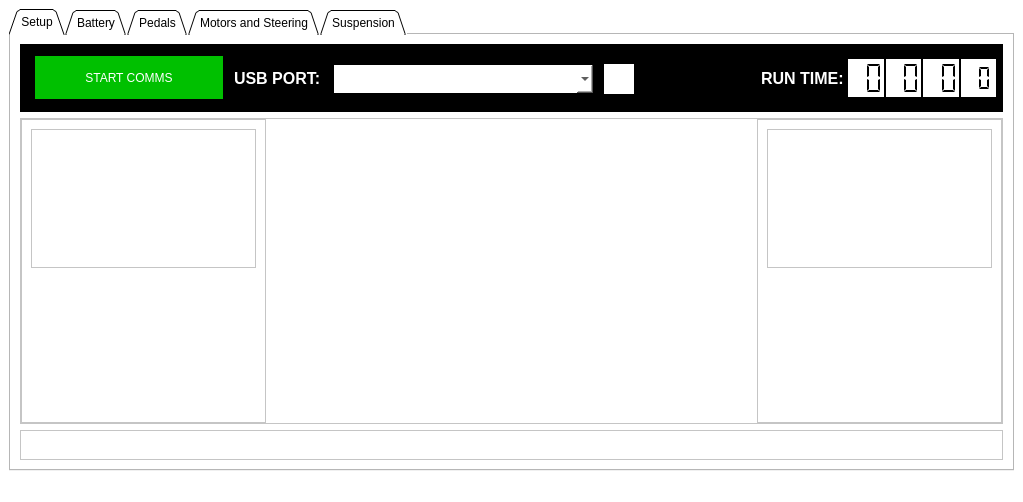
Above: mainwindow.ui from niallbeggan/TelemetrySystem before the change. Below: the same form after it.
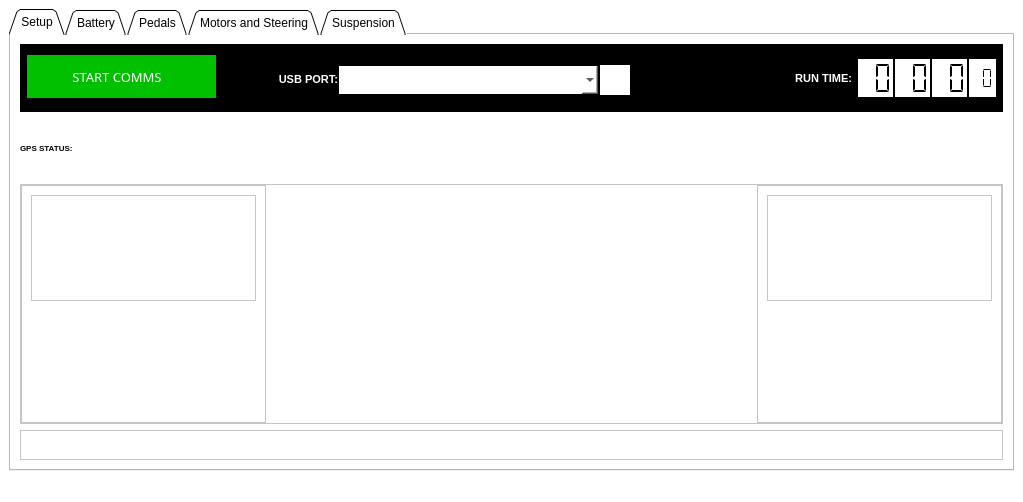
That is the form after the change. Custom widgets are drawn as their Qt base class.

Commit message: added gps status to GUI and a working full gps/radio/computerDisplay example arduino code

```diff
--- a/mainwindow.ui
+++ b/mainwindow.ui
@@ -120,20 +120,20 @@
            <item>
             <widget class="QFrame" name="frame_3">
              <property name="sizePolicy">
-              <sizepolicy hsizetype="Fixed" vsizetype="Fixed">
+              <sizepolicy hsizetype="Preferred" vsizetype="Preferred">
                <horstretch>0</horstretch>
                <verstretch>0</verstretch>
               </sizepolicy>
              </property>
              <property name="minimumSize">
               <size>
-               <width>631</width>
+               <width>600</width>
                <height>68</height>
               </size>
              </property>
              <property name="maximumSize">
               <size>
-               <width>631</width>
+               <width>16777215</width>
                <height>68</height>
               </size>
              </property>
@@ -147,6 +147,21 @@
               <enum>QFrame::Raised</enum>
              </property>
              <layout class="QHBoxLayout" name="horizontalLayout_3">
+              <property name="spacing">
+               <number>0</number>
+              </property>
+              <property name="leftMargin">
+               <number>5</number>
+              </property>
+              <property name="topMargin">
+               <number>2</number>
+              </property>
+              <property name="rightMargin">
+               <number>0</number>
+              </property>
+              <property name="bottomMargin">
+               <number>0</number>
+              </property>
               <item>
                <widget class="QFrame" name="frame">
                 <property name="sizePolicy">
@@ -212,30 +227,39 @@
                 <widget class="QPushButton" name="startComms">
                  <property name="geometry">
                   <rect>
-                   <x>0</x>
+                   <x>-10</x>
                    <y>0</y>
-                   <width>190</width>
+                   <width>200</width>
                    <height>45</height>
                   </rect>
                  </property>
                  <property name="sizePolicy">
-                  <sizepolicy hsizetype="Fixed" vsizetype="Fixed">
+                  <sizepolicy hsizetype="Preferred" vsizetype="Preferred">
                    <horstretch>0</horstretch>
                    <verstretch>0</verstretch>
                   </sizepolicy>
                  </property>
                  <property name="minimumSize">
                   <size>
-                   <width>190</width>
+                   <width>200</width>
                    <height>45</height>
                   </size>
                  </property>
                  <property name="maximumSize">
                   <size>
-                   <width>190</width>
+                   <width>200</width>
                    <height>45</height>
                   </size>
                  </property>
+                 <property name="font">
+                  <font>
+                   <family>Arial Black</family>
+                   <pointsize>10</pointsize>
+                   <weight>10</weight>
+                   <italic>false</italic>
+                   <bold>false</bold>
+                  </font>
+                 </property>
                  <property name="cursor">
                   <cursorShape>ArrowCursor</cursorShape>
                  </property>
@@ -260,19 +284,19 @@
                 </property>
                 <property name="minimumSize">
                  <size>
-                  <width>90</width>
+                  <width>120</width>
                   <height>0</height>
                  </size>
                 </property>
                 <property name="maximumSize">
                  <size>
-                  <width>90</width>
+                  <width>120</width>
                   <height>16777215</height>
                  </size>
                 </property>
                 <property name="font">
                  <font>
-                  <pointsize>12</pointsize>
+                  <pointsize>8</pointsize>
                   <weight>75</weight>
                   <bold>true</bold>
                  </font>
@@ -283,6 +307,9 @@
                 <property name="text">
                  <string>USB PORT:</string>
                 </property>
+                <property name="alignment">
+                 <set>Qt::AlignRight|Qt::AlignTrailing|Qt::AlignVCenter</set>
+                </property>
                </widget>
               </item>
               <item>
@@ -350,6 +377,11 @@
                 </property>
                </widget>
               </item>
+              <item>
+               <widget class="QWidget" name="widget_2" native="true">
+                <layout class="QHBoxLayout" name="horizontalLayout_12"/>
+               </widget>
+              </item>
              </layout>
             </widget>
            </item>
@@ -435,19 +467,19 @@
                 </property>
                 <property name="minimumSize">
                  <size>
-                  <width>80</width>
+                  <width>100</width>
                   <height>0</height>
                  </size>
                 </property>
                 <property name="maximumSize">
                  <size>
-                  <width>90</width>
+                  <width>100</width>
                   <height>16777215</height>
                  </size>
                 </property>
                 <property name="font">
                  <font>
-                  <pointsize>12</pointsize>
+                  <pointsize>8</pointsize>
                   <weight>75</weight>
                   <bold>true</bold>
                  </font>
@@ -458,6 +490,9 @@
                 <property name="text">
                  <string>RUN TIME:</string>
                 </property>
+                <property name="alignment">
+                 <set>Qt::AlignRight|Qt::AlignTrailing|Qt::AlignVCenter</set>
+                </property>
                </widget>
               </item>
               <item>
@@ -637,6 +672,47 @@
           </layout>
          </widget>
         </item>
+        <item>
+         <widget class="QLabel" name="gpsStatusLabel">
+          <property name="sizePolicy">
+           <sizepolicy hsizetype="Preferred" vsizetype="Preferred">
+            <horstretch>0</horstretch>
+            <verstretch>0</verstretch>
+           </sizepolicy>
+          </property>
+          <property name="minimumSize">
+           <size>
+            <width>120</width>
+            <height>0</height>
+           </size>
+          </property>
+          <property name="maximumSize">
+           <size>
+            <width>16777215</width>
+            <height>60</height>
+           </size>
+          </property>
+          <property name="font">
+           <font>
+            <pointsize>6</pointsize>
+            <weight>75</weight>
+            <bold>true</bold>
+           </font>
+          </property>
+          <property name="styleSheet">
+           <string notr="true"/>
+          </property>
+          <property name="text">
+           <string>GPS STATUS:</string>
+          </property>
+          <property name="alignment">
+           <set>Qt::AlignLeading|Qt::AlignLeft|Qt::AlignVCenter</set>
+          </property>
+          <property name="margin">
+           <number>10</number>
+          </property>
+         </widget>
+        </item>
         <item>
          <widget class="QFrame" name="frame_4">
           <property name="frameShape">
@@ -678,19 +754,38 @@
                 <property name="frameShadow">
                  <enum>QFrame::Raised</enum>
                 </property>
+                <layout class="QVBoxLayout" name="verticalLayout_11"/>
                </widget>
               </item>
               <item>
-               <widget class="QGauge" name="Main_Power_Gauge" native="true"/>
+               <widget class="QGauge" name="Main_Power_Gauge" native="true">
+                <property name="font">
+                 <font>
+                  <pointsize>5</pointsize>
+                 </font>
+                </property>
+               </widget>
               </item>
              </layout>
             </widget>
            </item>
            <item>
-            <widget class="QGauge" name="Main_Battery_Temp_Gauge" native="true"/>
+            <widget class="QGauge" name="Main_Battery_Temp_Gauge" native="true">
+             <property name="font">
+              <font>
+               <pointsize>5</pointsize>
+              </font>
+             </property>
+            </widget>
            </item>
            <item>
-            <widget class="QGauge" name="Main_Battery_Voltage_Gauge" native="true"/>
+            <widget class="QGauge" name="Main_Battery_Voltage_Gauge" native="true">
+             <property name="font">
+              <font>
+               <pointsize>5</pointsize>
+              </font>
+             </property>
+            </widget>
            </item>
            <item>
             <widget class="QFrame" name="frame_9">
@@ -712,7 +807,13 @@
                </widget>
               </item>
               <item>
-               <widget class="QGauge" name="Main_Speed_Gauge" native="true"/>
+               <widget class="QGauge" name="Main_Speed_Gauge" native="true">
+                <property name="font">
+                 <font>
+                  <pointsize>5</pointsize>
+                 </font>
+                </property>
+               </widget>
               </item>
              </layout>
             </widget>
```
Left out of the diff: 171 changed lines with no effect on the pictures. The commit also changes 8 other files.
